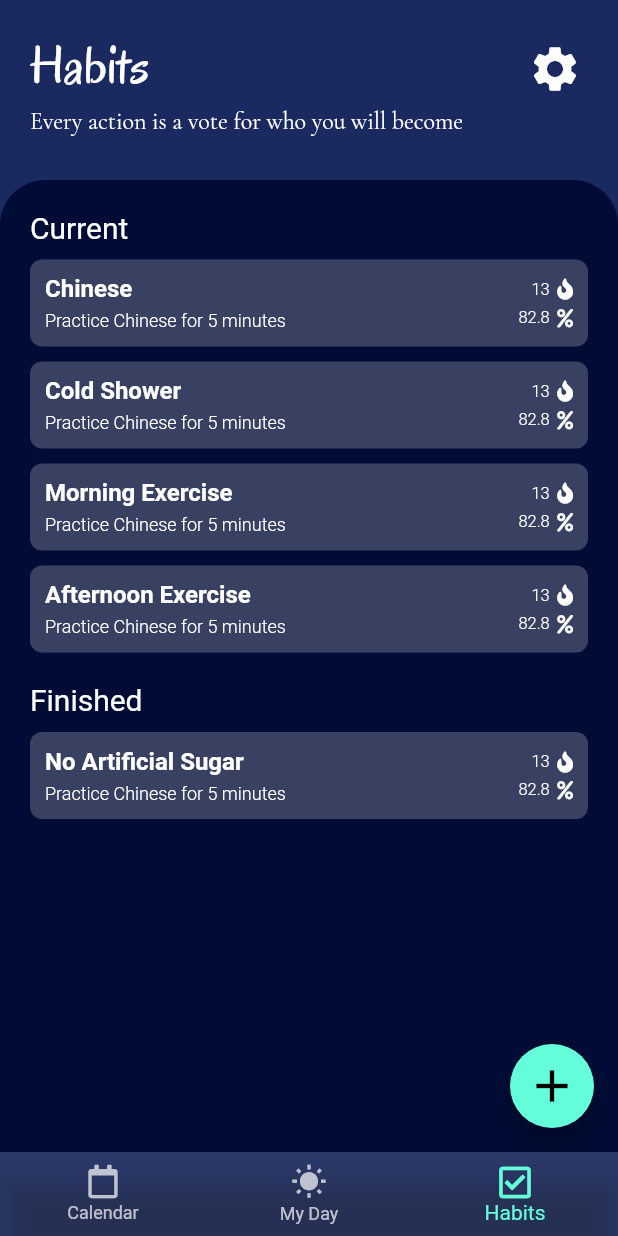
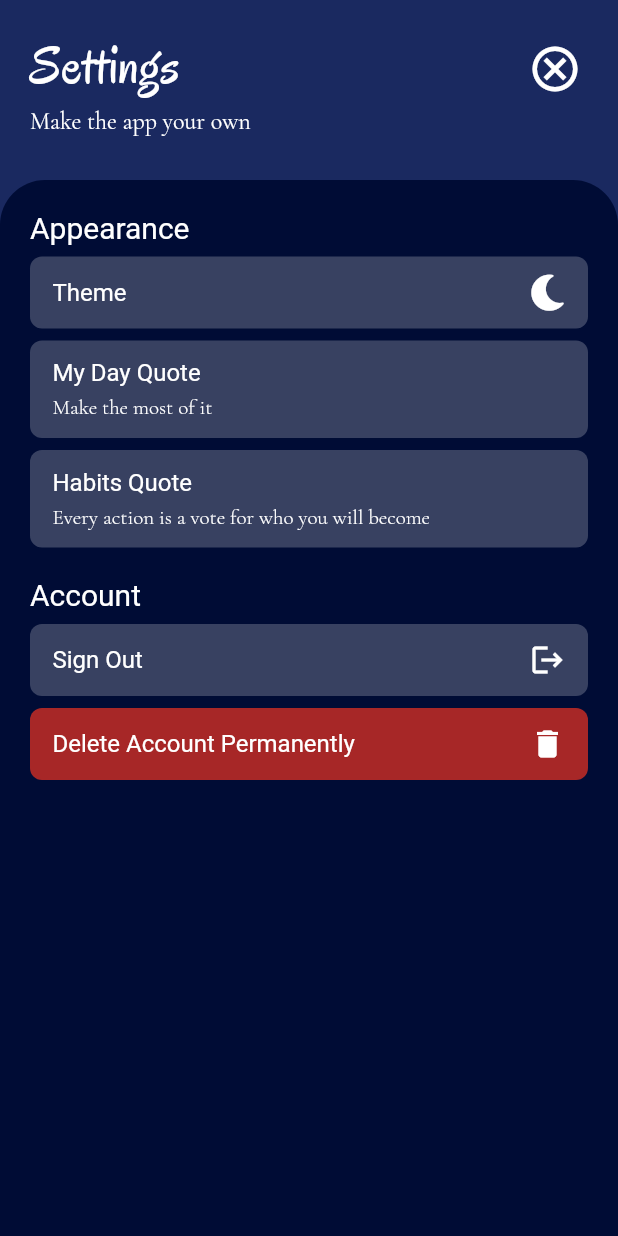
Before and after one commit to shen-kit/bujoApp, a Flutter app: the screen it shows after launch, item 3 of the bottom bar chosen, after a tap on the "settings" icon, on a phone screen of 412 x 824 dp. Run offline on Flutter 3.47's test engine with Material 2 defaults, Android fonts, the phone set to English and light mode, and no system bars; our stand-ins replace font_awesome_flutter, google_fonts; Roboto replaces fonts that are missing (Handlee).

Commit message:
Settings Page UI

```diff
--- a/bujo/lib/screens/authenticate/authenticate.dart
+++ b/bujo/lib/screens/authenticate/authenticate.dart
@@ -27,6 +27,7 @@ class _AuthenticateState extends State<Authenticate> {
     return Scaffold(
       resizeToAvoidBottomInset: false,
       body: screenBase(
+        context: context,
         title: 'Bullet Journal',
         subtitle: 'Stay on top of your life',
         settings: true,
--- a/bujo/lib/screens/logged_in/calendar.dart
+++ b/bujo/lib/screens/logged_in/calendar.dart
@@ -17,6 +17,7 @@ class _CalendarState extends State<Calendar> {
   Widget build(BuildContext context) {
     return Scaffold(
       body: screenBase(
+        context: context,
         title: 'Calendar',
         subtitle: 'Thursday, 16th December 2021',
         settings: true,
--- a/bujo/lib/screens/logged_in/daily_planner/daily_planner.dart
+++ b/bujo/lib/screens/logged_in/daily_planner/daily_planner.dart
@@ -22,6 +22,7 @@ class _DailyPlannerState extends State<DailyPlanner> {
   @override
   Widget build(BuildContext context) {
     return screenBase(
+      context: context,
       title: 'My Day',
       subtitle: 'Make the most of it',
       settings: true,
--- a/bujo/lib/screens/logged_in/habits.dart
+++ b/bujo/lib/screens/logged_in/habits.dart
@@ -17,6 +17,7 @@ class _HabitsState extends State<Habits> {
   Widget build(BuildContext context) {
     return Scaffold(
       body: screenBase(
+        context: context,
         title: 'Habits',
         subtitle: 'Every action is a vote for who you will become',
         settings: true,
--- a/bujo/lib/screens/logged_in/settings.dart
+++ b/bujo/lib/screens/logged_in/settings.dart
@@ -0,0 +1,185 @@
+import 'package:bujo/shared/constants.dart';
+import 'package:bujo/shared/screen_base.dart';
+import 'package:flutter/material.dart';
+import 'package:font_awesome_flutter/font_awesome_flutter.dart';
+
+class Settings extends StatefulWidget {
+  const Settings({Key? key}) : super(key: key);
+
+  @override
+  _SettingsState createState() => _SettingsState();
+}
+
+class _SettingsState extends State<Settings> {
+  @override
+  Widget build(BuildContext context) {
+    return Scaffold(
+      body: screenBase(
+        context: context,
+        title: 'Settings',
+        subtitle: 'Make the app your own',
+        settings: false,
+        mainContent: Padding(
+          padding: const EdgeInsets.all(20),
+          child: ListView(
+            children: [
+              Text(
+                'Appearance',
+                style: headerStyle,
+              ),
+              const SizedBox(height: 8),
+              SettingsCard(
+                onPressed: () {},
+                child: Row(
+                  mainAxisAlignment: MainAxisAlignment.spaceBetween,
+                  children: const [
+                    Text(
+                      'Theme',
+                      style: TextStyle(
+                        fontSize: 16,
+                        fontWeight: FontWeight.w400,
+                      ),
+                    ),
+                    FaIcon(
+                      FontAwesomeIcons.solidMoon,
+                    ),
+                  ],
+                ),
+              ),
+              const SizedBox(height: 8),
+              SettingsCard(
+                onPressed: () {},
+                child: Align(
+                  alignment: Alignment.centerLeft,
+                  child: Column(
+                    crossAxisAlignment: CrossAxisAlignment.start,
+                    mainAxisAlignment: MainAxisAlignment.center,
+                    children: const [
+                      Text(
+                        'My Day Quote',
+                        style: TextStyle(
+                          fontSize: 16,
+                          fontWeight: FontWeight.w400,
+                        ),
+                      ),
+                      SizedBox(height: 5),
+                      Text(
+                        'Make the most of it',
+                        style: TextStyle(
+                          fontFamily: 'Garamond',
+                        ),
+                      ),
+                    ],
+                  ),
+                ),
+              ),
+              const SizedBox(height: 8),
+              SettingsCard(
+                onPressed: () {},
+                child: Align(
+                  alignment: Alignment.centerLeft,
+                  child: Column(
+                    crossAxisAlignment: CrossAxisAlignment.start,
+                    mainAxisAlignment: MainAxisAlignment.center,
+                    children: const [
+                      Text(
+                        'Habits Quote',
+                        style: TextStyle(
+                          fontSize: 16,
+                          fontWeight: FontWeight.w400,
+                        ),
+                      ),
+                      SizedBox(height: 5),
+                      Text(
+                        'Every action is a vote for who you will become',
+                        style: TextStyle(
+                          fontFamily: 'Garamond',
+                        ),
+                      ),
+                    ],
+                  ),
+                ),
+              ),
+              const SizedBox(height: 20),
+              Text(
+                'Account',
+                style: headerStyle,
+              ),
+              const SizedBox(height: 8),
+              SettingsCard(
+                onPressed: () {},
+                child: Row(
+                  mainAxisAlignment: MainAxisAlignment.spaceBetween,
+                  children: const [
+                    Text(
+                      'Sign Out',
+                      style: TextStyle(
+                        fontSize: 16,
+                        fontWeight: FontWeight.w400,
+                      ),
+                    ),
+                    Icon(
+                      Icons.logout,
+                    ),
+                  ],
+                ),
+              ),
+              const SizedBox(height: 8),
+              SettingsCard(
+                delete: true,
+                onPressed: () {},
+                child: Row(
+                  mainAxisAlignment: MainAxisAlignment.spaceBetween,
+                  children: const [
+                    Text(
+                      'Delete Account Permanently',
+                      style: TextStyle(
+                        fontSize: 16,
+                        fontWeight: FontWeight.w400,
+                      ),
+                    ),
+                    Icon(
+                      Icons.delete,
+                    ),
+                  ],
+                ),
+              ),
+            ],
+          ),
+        ),
+      ),
+    );
+  }
+}
+
+class SettingsCard extends StatelessWidget {
+  const SettingsCard({
+    Key? key,
+    required this.child,
+    required this.onPressed,
+    this.delete = false,
+  }) : super(key: key);
+
+  final Widget child;
+  final Function onPressed;
+  final bool delete;
+
+  @override
+  Widget build(BuildContext context) {
+    return TextButton(
+      onPressed: () => onPressed(),
+      style: TextButton.styleFrom(
+        shape: RoundedRectangleBorder(
+          borderRadius: BorderRadius.circular(8),
+        ),
+        padding: EdgeInsets.zero,
+        backgroundColor:
+            delete ? const Color(0xffA72727) : const Color(0x38ffffff),
+      ),
+      child: Padding(
+        padding: const EdgeInsets.symmetric(horizontal: 15, vertical: 12),
+        child: child,
+      ),
+    );
+  }
+}
--- a/bujo/lib/shared/screen_base.dart
+++ b/bujo/lib/shared/screen_base.dart
@@ -1,6 +1,8 @@
+import 'package:bujo/screens/logged_in/settings.dart';
 import 'package:flutter/material.dart';
 
 Widget screenBase({
+  required BuildContext context,
   required String title,
   required String subtitle,
   required bool settings,
@@ -38,16 +40,26 @@ Widget screenBase({
                   ),
                 ),
               ),
-              Visibility(
-                visible: settings,
-                child: Align(
-                  alignment: Alignment.topRight,
-                  child: IconButton(
-                    onPressed: () {},
-                    icon: const Icon(
-                      Icons.settings,
-                      size: 36,
-                    ),
+              Align(
+                alignment: Alignment.topRight,
+                child: IconButton(
+                  onPressed: () {
+                    if (settings) {
+                      Navigator.push(
+                        context,
+                        MaterialPageRoute(
+                          builder: (context) => const SafeArea(
+                            child: Settings(),
+                          ),
+                        ),
+                      );
+                    } else {
+                      Navigator.pop(context);
+                    }
+                  },
+                  icon: Icon(
+                    settings ? Icons.settings : Icons.cancel_outlined,
+                    size: 36,
                   ),
                 ),
               ),
```
